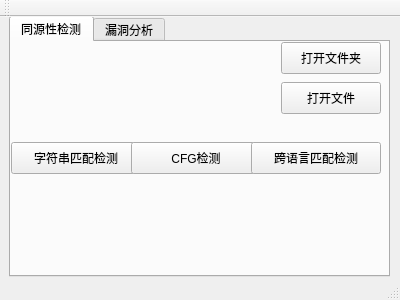
This is SoftwareSecurityCourseDesign/SoftwareSecurityCourseDesign/mainwindow.ui in yilinfang/SoftwareSecurityCourseDesign as Qt 5 draws it before an edit. The edited form follows.
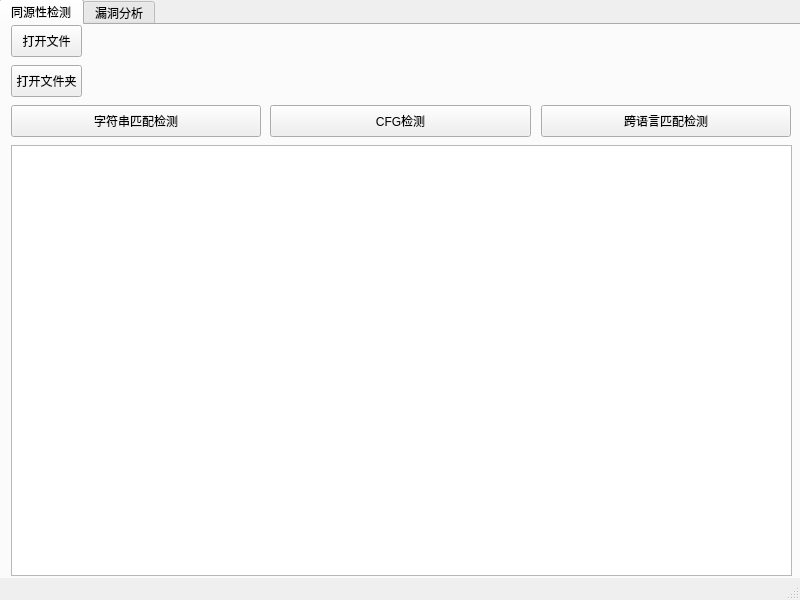
This is the edited form. The open tabs and pages were chosen to show the change.

Patch:
```diff
--- a/SoftwareSecurityCourseDesign/SoftwareSecurityCourseDesign/mainwindow.ui
+++ b/SoftwareSecurityCourseDesign/SoftwareSecurityCourseDesign/mainwindow.ui
@@ -6,20 +6,20 @@
    <rect>
     <x>0</x>
     <y>0</y>
-    <width>400</width>
-    <height>300</height>
+    <width>800</width>
+    <height>600</height>
    </rect>
   </property>
   <property name="minimumSize">
    <size>
-    <width>400</width>
-    <height>300</height>
+    <width>800</width>
+    <height>600</height>
    </size>
   </property>
   <property name="maximumSize">
    <size>
-    <width>400</width>
-    <height>300</height>
+    <width>800</width>
+    <height>600</height>
    </size>
   </property>
   <property name="windowTitle">
@@ -29,10 +29,10 @@
    <widget class="QTabWidget" name="tabWidget">
     <property name="geometry">
      <rect>
-      <x>9</x>
+      <x>-1</x>
       <y>-1</y>
-      <width>381</width>
-      <height>261</height>
+      <width>811</width>
+      <height>581</height>
      </rect>
     </property>
     <property name="currentIndex">
@@ -48,9 +48,9 @@
      <widget class="QPushButton" name="pushButton">
       <property name="geometry">
        <rect>
-        <x>270</x>
-        <y>40</y>
-        <width>100</width>
+        <x>10</x>
+        <y>0</y>
+        <width>71</width>
         <height>32</height>
        </rect>
       </property>
@@ -61,9 +61,9 @@
      <widget class="QLabel" name="label_dirPath_tab1">
       <property name="geometry">
        <rect>
-        <x>9</x>
-        <y>0</y>
-        <width>260</width>
+        <x>90</x>
+        <y>40</y>
+        <width>691</width>
         <height>32</height>
        </rect>
       </property>
@@ -74,9 +74,9 @@
      <widget class="QLabel" name="label_filePath_tab1">
       <property name="geometry">
        <rect>
-        <x>10</x>
-        <y>40</y>
-        <width>260</width>
+        <x>90</x>
+        <y>0</y>
+        <width>701</width>
         <height>32</height>
        </rect>
       </property>
@@ -87,9 +87,9 @@
      <widget class="QPushButton" name="pushButton_getFilePath_tab1">
       <property name="geometry">
        <rect>
-        <x>270</x>
-        <y>0</y>
-        <width>100</width>
+        <x>10</x>
+        <y>40</y>
+        <width>71</width>
         <height>32</height>
        </rect>
       </property>
@@ -100,9 +100,9 @@
      <widget class="QPushButton" name="pushButton_sourceDetecter_string">
       <property name="geometry">
        <rect>
-        <x>0</x>
-        <y>100</y>
-        <width>130</width>
+        <x>10</x>
+        <y>80</y>
+        <width>250</width>
         <height>32</height>
        </rect>
       </property>
@@ -113,9 +113,9 @@
      <widget class="QPushButton" name="pushButton_sourceDetect_cfg">
       <property name="geometry">
        <rect>
-        <x>120</x>
-        <y>100</y>
-        <width>130</width>
+        <x>269</x>
+        <y>80</y>
+        <width>261</width>
         <height>32</height>
        </rect>
       </property>
@@ -126,9 +126,9 @@
      <widget class="QPushButton" name="pushButton_sourceDetect_crossfile">
       <property name="geometry">
        <rect>
-        <x>240</x>
-        <y>100</y>
-        <width>130</width>
+        <x>540</x>
+        <y>80</y>
+        <width>250</width>
         <height>32</height>
        </rect>
       </property>
@@ -136,13 +136,13 @@
        <string>跨语言匹配检测</string>
       </property>
      </widget>
-     <widget class="QLabel" name="label_output_tab1">
+     <widget class="QTextBrowser" name="textBrowser_tab1">
       <property name="geometry">
        <rect>
         <x>10</x>
-        <y>140</y>
-        <width>351</width>
-        <height>71</height>
+        <y>120</y>
+        <width>781</width>
+        <height>431</height>
        </rect>
       </property>
       <property name="text">
@@ -158,14 +158,6 @@
    </widget>
   </widget>
   <widget class="QStatusBar" name="statusBar"/>
-  <widget class="QToolBar" name="mainToolBar">
-   <attribute name="toolBarArea">
-    <enum>TopToolBarArea</enum>
-   </attribute>
-   <attribute name="toolBarBreak">
-    <bool>false</bool>
-   </attribute>
-  </widget>
  </widget>
  <layoutdefault spacing="6" margin="11"/>
  <resources/>
```
Left out of the diff: 41 changed lines with no effect on the pictures.
